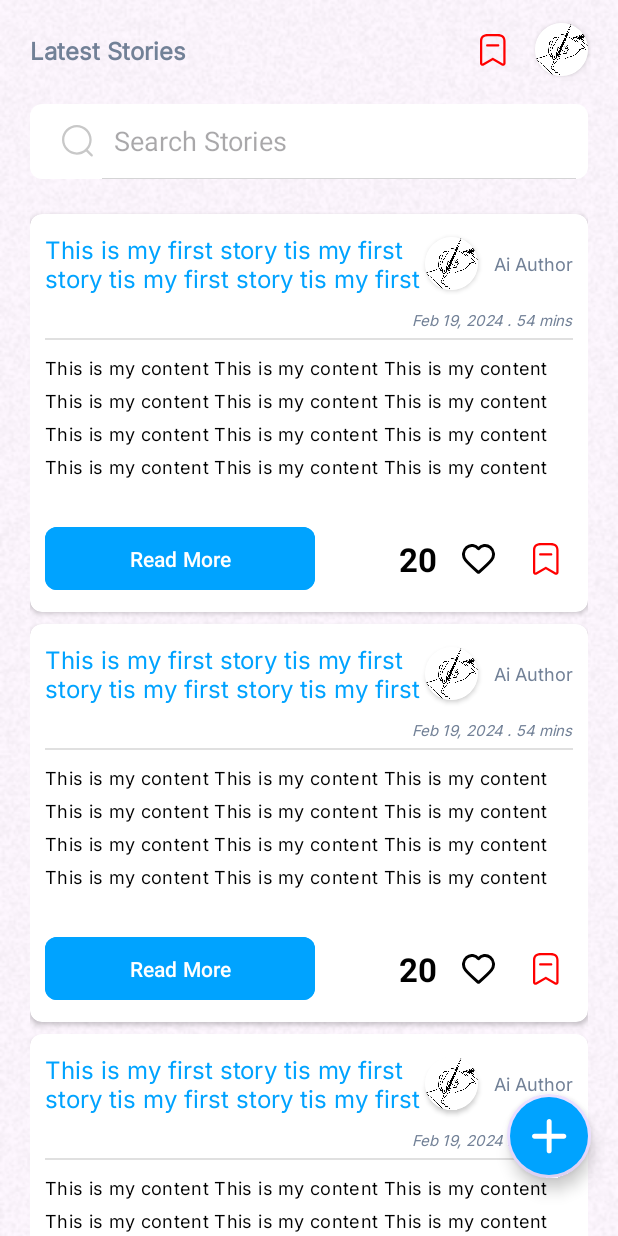
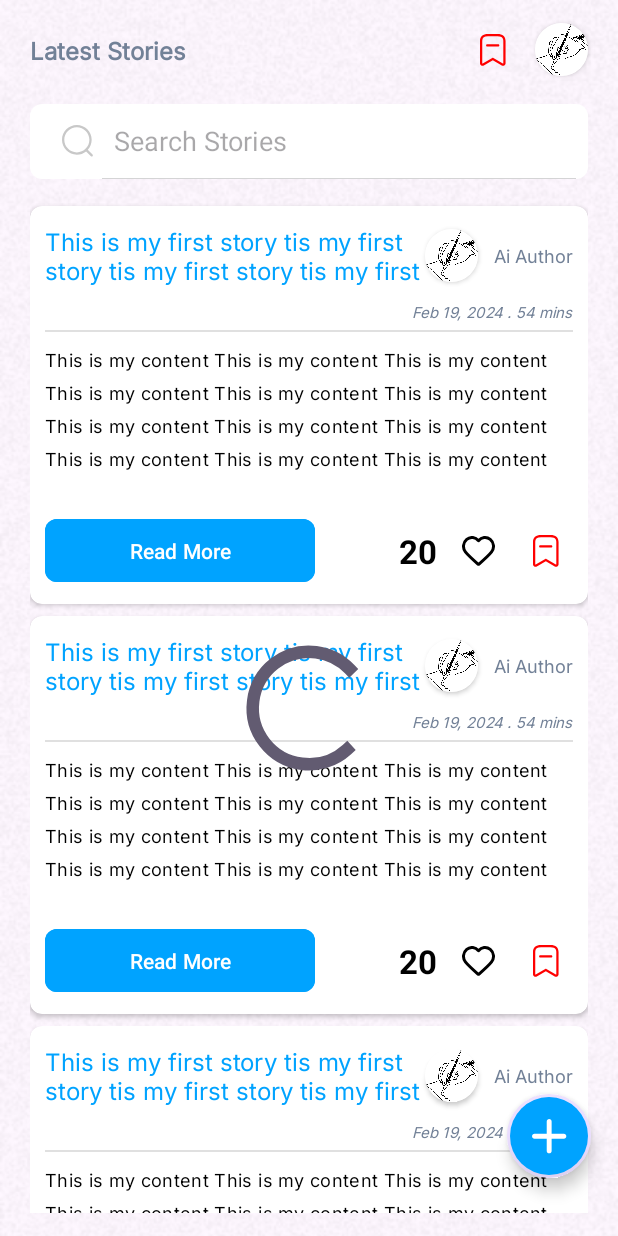
Before and after one commit to riteshbangal/BoimamaAndroidApp, an Android app: the layout activity_list_stories.xml on its own in the app's theme, with its tools: preview values and no code run, on a phone screen of 412 x 824 dp. Run offline under Robolectric (Android 15) with nearby library versions, the phone set to English and light mode, and no system bars; Roboto replaces fonts that are not available here.

Commit message:
Implement load data from API with progress bar

```diff
--- a/app/build.gradle
+++ b/app/build.gradle
@@ -38,6 +38,7 @@ dependencies {
     implementation 'com.google.android.material:material:1.11.0'
     implementation 'androidx.constraintlayout:constraintlayout:2.1.4'
     implementation 'com.github.bumptech.glide:glide:4.12.0'
+    implementation 'androidx.swiperefreshlayout:swiperefreshlayout:1.1.0'
     testImplementation 'junit:junit:4.13.2'
     androidTestImplementation 'androidx.test.ext:junit:1.1.5'
     androidTestImplementation 'androidx.test.espresso:espresso-core:3.5.1'
--- a/app/src/main/java/in/boimama/app/android/adapter/StoryAdapter.java
+++ b/app/src/main/java/in/boimama/app/android/adapter/StoryAdapter.java
@@ -52,6 +52,12 @@ public class StoryAdapter extends RecyclerView.Adapter<StoryAdapter.StoryViewHol
         return items.size();
     }
 
+    public void updateData(List<StoryItemModel> newData) {
+        this.items = newData;
+        notifyDataSetChanged();
+    }
+
+
     public class StoryViewHolder extends RecyclerView.ViewHolder {
 
         private final StoryItemBinding binding;
--- a/app/src/main/res/layout/activity_list_stories.xml
+++ b/app/src/main/res/layout/activity_list_stories.xml
@@ -82,16 +82,24 @@
         app:layout_constraintStart_toStartOf="parent"
         app:layout_constraintTop_toBottomOf="@+id/textViewLatestStoriesHeading" />
 
-    <androidx.recyclerview.widget.RecyclerView
-        android:id="@+id/recyclerViewStories"
+    <androidx.swiperefreshlayout.widget.SwipeRefreshLayout
+        android:id="@+id/swipeRefreshLayout"
         android:layout_width="0dp"
         android:layout_height="0dp"
-        android:layout_marginTop="15dp"
-        tools:listitem="@layout/story_item"
+        android:layout_marginTop="10dp"
         app:layout_constraintBottom_toBottomOf="@+id/imageViewBackground"
         app:layout_constraintEnd_toEndOf="@+id/searchViewSearchStories"
         app:layout_constraintStart_toStartOf="@+id/searchViewSearchStories"
-        app:layout_constraintTop_toBottomOf="@+id/searchViewSearchStories" />
+        app:layout_constraintTop_toBottomOf="@+id/searchViewSearchStories">
+
+        <androidx.recyclerview.widget.RecyclerView
+            android:id="@+id/recyclerViewStories"
+            android:layout_width="0dp"
+            android:layout_height="0dp"
+            android:paddingBottom="15dp"
+            tools:listitem="@layout/story_item" />
+
+    </androidx.swiperefreshlayout.widget.SwipeRefreshLayout>
 
     <com.google.android.material.floatingactionbutton.FloatingActionButton
         android:id="@+id/floatingButtonAddStory"
@@ -110,4 +118,14 @@
         app:layout_constraintEnd_toEndOf="parent"
         app:srcCompat="@drawable/create_icon" />
 
+    <ProgressBar
+        android:id="@+id/progressBarLoadData"
+        android:layout_width="100dp"
+        android:layout_height="100dp"
+        android:layout_centerInParent="true"
+        app:layout_constraintBottom_toBottomOf="@+id/imageViewBackground"
+        app:layout_constraintEnd_toEndOf="@+id/searchViewSearchStories"
+        app:layout_constraintStart_toStartOf="@+id/searchViewSearchStories"
+        app:layout_constraintTop_toBottomOf="@+id/searchViewSearchStories" />
+
 </androidx.constraintlayout.widget.ConstraintLayout>
```
Also changed, not shown: app/src/main/java/in/boimama/app/android/model/StoryItemModel.java (+12 -1 lines), app/src/main/java/in/boimama/app/android/story/ListStoriesActivity.java (+100 -24 lines), app/src/main/java/in/boimama/app/android/utils/ApplicationConstants.java (added, +20 -0 lines), app/src/main/java/in/boimama/app/android/utils/ApplicationUtils.java (added, +23 -0 lines), app/src/main/java/in/boimama/app/android/utils/ModelMapperHelper.java (added, +48 -0 lines).
